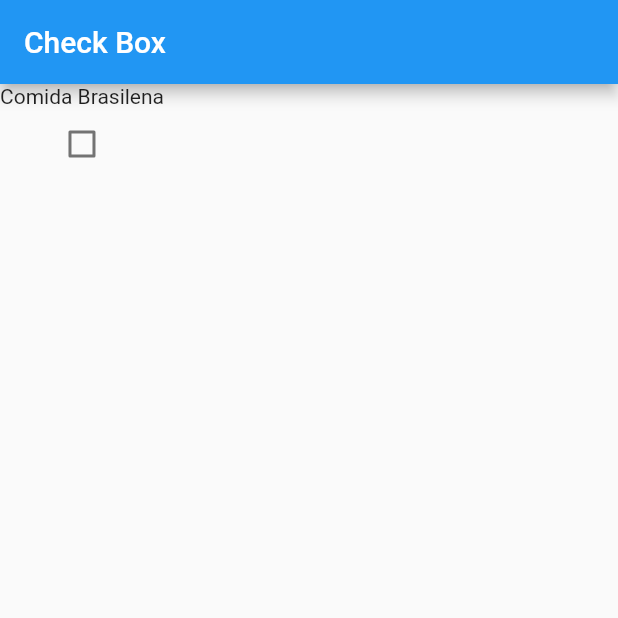
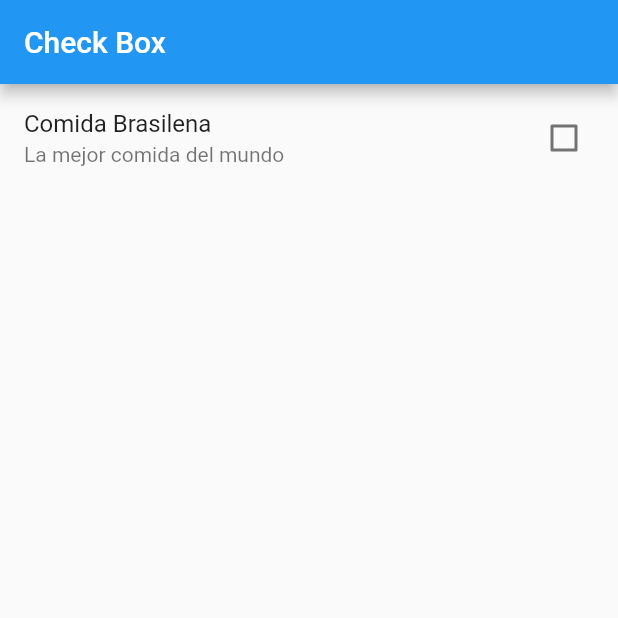
Before and after one commit to jminango20/flutter_CampoTexto, a Flutter app: the screen it shows after launch, on a phone screen of 412 x 824 dp, the top half of it. Run offline on Flutter 3.47's test engine with Material 2 defaults, Android fonts, the light colour scheme and no system bars.

Commit message:
Using CheckBoxListTile

```diff
--- a/lib/EntradaCheckbox.dart
+++ b/lib/EntradaCheckbox.dart
@@ -18,6 +18,21 @@ class _EntradaCheckboxState extends State<EntradaCheckbox> {
       body: Container(
         child: Column(
           children: [
+            CheckboxListTile(
+                title: Text("Comida Brasilena"),
+                subtitle: Text("La mejor comida del mundo"),
+                activeColor: Colors.red,
+                //selected: true,
+                //secondary: Icon(Icons.add_box),
+                value: _estaSelecionado,
+                onChanged: (bool valor){
+                  setState(() {
+                    _estaSelecionado = valor;
+                  });
+                }
+                )
+
+            /*
             Text("Comida Brasilena"),
             Checkbox(
                 value: _estaSelecionado,
@@ -28,6 +43,8 @@ class _EntradaCheckboxState extends State<EntradaCheckbox> {
                   print("Checkbox: " + valor.toString());
                 },
             ),
+            */
+
           ],
         ),
       ),
```
